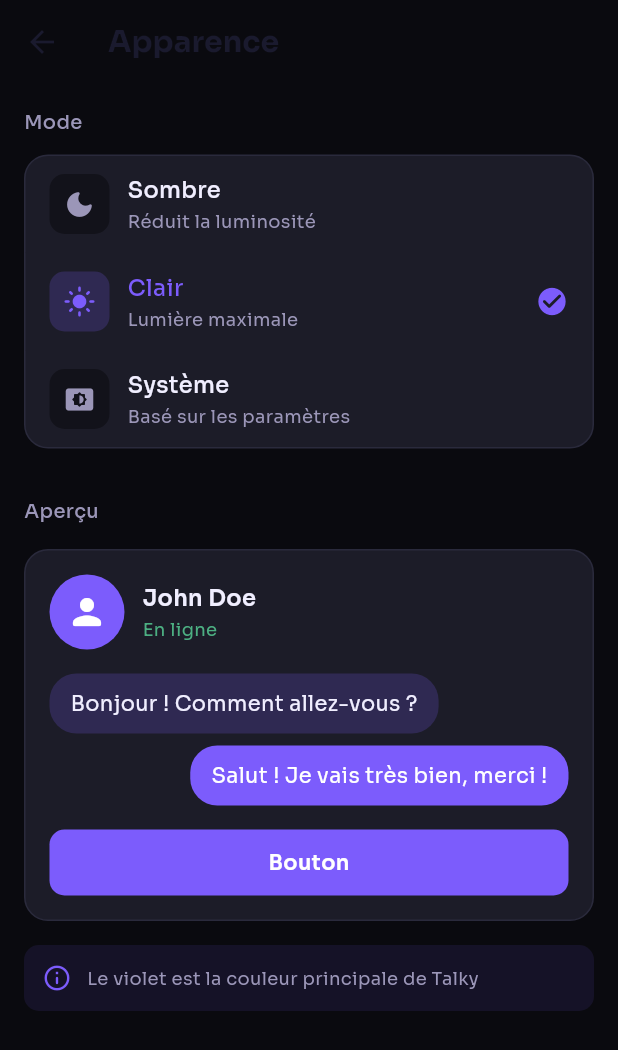
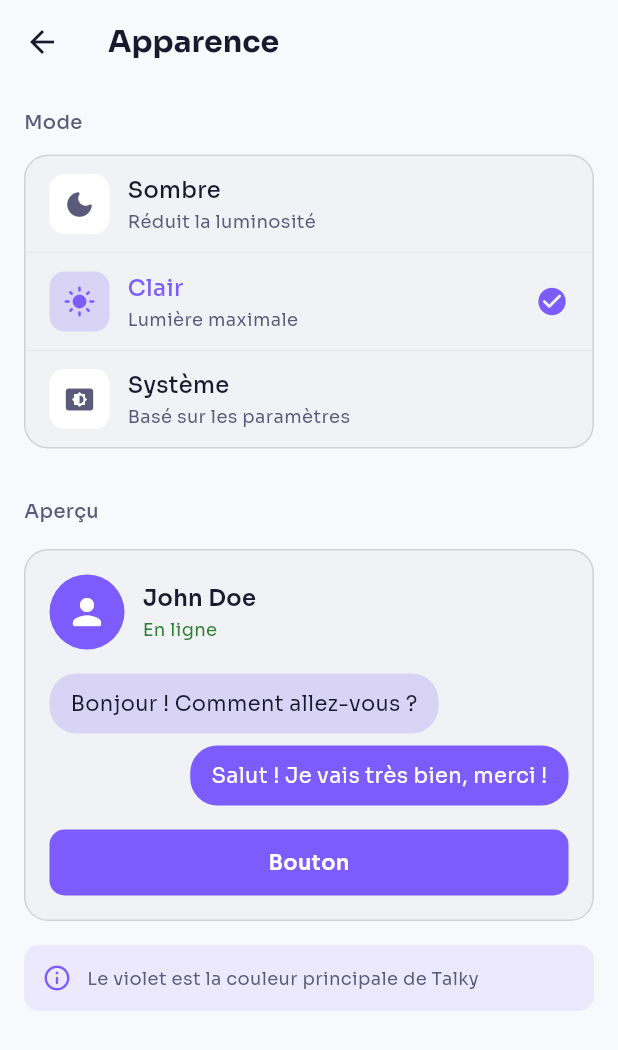
Before and after one commit to Chris-Manuelpipo/Talky, a Flutter app: the AppearanceSettingsScreen screen opened directly, on a phone screen of 412 x 824 dp. Shown: the top 1050 px of the screen. Run offline on Flutter 3.47's test engine with Material 3 defaults, Android fonts, the light colour scheme and no system bars; our stand-ins replace cached_network_image, cloud_firestore, firebase_auth, firebase_core, firebase_database, firebase_messaging and 11 more; missing offline and left inert: cloudinary_public, flutter_webrtc, record; accounts and stored records are empty.

Commit message:
Mode clair & sombre

```diff
--- a/lib/features/chat/presentation/conversations_screen.dart
+++ b/lib/features/chat/presentation/conversations_screen.dart
@@ -375,7 +375,7 @@ class _ConversationTile extends ConsumerWidget {
                             fontSize: 16,
                             fontWeight: unread > 0
                                 ? FontWeight.w700 : FontWeight.w500,
-                            color: AppColors.textPrimary,
+                            color: context.appThemeColors.textPrimary,
                           ),
                           maxLines: 1, overflow: TextOverflow.ellipsis,
                         ),
--- a/lib/features/profile/presentation/profile_setup_screen.dart
+++ b/lib/features/profile/presentation/profile_setup_screen.dart
@@ -128,7 +128,7 @@ class _ProfileSetupScreenState extends ConsumerState<ProfileSetupScreen> {
                 const SizedBox(height: 8),
 
                 Text(
-                  'Complétez votre profil pour que vos collègues puissent vous reconnaître.',
+                  'Complétez votre profil pour que vos connaissances puissent vous reconnaître.',
                   style: Theme.of(context).textTheme.bodyMedium?.copyWith(
                     color: AppColors.textSecondary, height: 1.5,
                   ),
--- a/lib/features/settings/presentation/appearance_settings_screen.dart
+++ b/lib/features/settings/presentation/appearance_settings_screen.dart
@@ -3,6 +3,7 @@
 import 'package:flutter/material.dart';
 import 'package:flutter_riverpod/flutter_riverpod.dart';
 import '../../../core/constants/app_colors.dart';
+import '../../../core/theme/app_colors_provider.dart';
 import '../../../core/constants/app_constants.dart';
 import '../data/settings_providers.dart';
 
@@ -14,10 +15,10 @@ class AppearanceSettingsScreen extends ConsumerWidget {
     final settings = ref.watch(settingsProvider);
 
     return Scaffold(
-      backgroundColor: AppColors.background,
+      backgroundColor: context.appThemeColors.background,
       appBar: AppBar(
-        backgroundColor: AppColors.background,
-        title: const Text(
+        backgroundColor: context.appThemeColors.background,
+        title: Text(
           'Apparence',
           style: TextStyle(fontWeight: FontWeight.w700, fontSize: 20),
         ),
@@ -26,20 +27,20 @@ class AppearanceSettingsScreen extends ConsumerWidget {
         padding: const EdgeInsets.all(16),
         children: [
           // Mode sombre / clair
-          const Text(
+          Text(
             'Mode',
             style: TextStyle(
-              color: AppColors.textSecondary,
+              color: context.appThemeColors.textSecondary,
               fontSize: 13,
               fontWeight: FontWeight.w500,
             ),
           ),
-          const SizedBox(height: 12),
+          SizedBox(height: 12),
           Container(
             decoration: BoxDecoration(
-              color: AppColors.surfaceVariant,
+              color: context.appThemeColors.surfaceVariant,
               borderRadius: BorderRadius.circular(AppConstants.borderRadius),
-              border: Border.all(color: AppColors.border),
+              border: Border.all(color: context.appThemeColors.border),
             ),
             child: Column(
               children: [
@@ -52,7 +53,7 @@ class AppearanceSettingsScreen extends ConsumerWidget {
                     ref.read(settingsProvider.notifier).setThemeMode(ThemeMode.dark);
                   },
                 ),
-                const Divider(height: 1, color: AppColors.divider),
+                Divider(height: 1, color: context.appThemeColors.divider),
                 _ThemeModeTile(
                   title: 'Clair',
                   subtitle: 'Lumière maximale',
@@ -62,7 +63,7 @@ class AppearanceSettingsScreen extends ConsumerWidget {
                     ref.read(settingsProvider.notifier).setThemeMode(ThemeMode.light);
                   },
                 ),
-                const Divider(height: 1, color: AppColors.divider),
+                Divider(height: 1, color: context.appThemeColors.divider),
                 _ThemeModeTile(
                   title: 'Système',
                   subtitle: 'Basé sur les paramètres',
@@ -76,24 +77,24 @@ class AppearanceSettingsScreen extends ConsumerWidget {
             ),
           ),
 
-          const SizedBox(height: 32),
+          SizedBox(height: 32),
 
           // Aperçu
-          const Text(
+          Text(
             'Aperçu',
             style: TextStyle(
-              color: AppColors.textSecondary,
+              color: context.appThemeColors.textSecondary,
               fontSize: 13,
               fontWeight: FontWeight.w500,
             ),
           ),
-          const SizedBox(height: 16),
+          SizedBox(height: 16),
           Container(
             padding: const EdgeInsets.all(16),
             decoration: BoxDecoration(
-              color: AppColors.surfaceVariant,
+              color: context.appThemeColors.surfaceVariant,
               borderRadius: BorderRadius.circular(AppConstants.borderRadius),
-              border: Border.all(color: AppColors.border),
+              border: Border.all(color: context.appThemeColors.border),
             ),
             child: Column(
               crossAxisAlignment: CrossAxisAlignment.start,
@@ -104,17 +105,17 @@ class AppearanceSettingsScreen extends ConsumerWidget {
                     Container(
                       width: 50,
                       height: 50,
-                      decoration: const BoxDecoration(
+                      decoration: BoxDecoration(
                         color: AppColors.primary,
                         shape: BoxShape.circle,
                       ),
-                      child: const Icon(
+                      child: Icon(
                         Icons.person_rounded,
                         color: Colors.white,
                         size: 28,
                       ),
                     ),
-                    const SizedBox(width: 12),
+                    SizedBox(width: 12),
                     Expanded(
                       child: Column(
                         crossAxisAlignment: CrossAxisAlignment.start,
@@ -122,16 +123,16 @@ class AppearanceSettingsScreen extends ConsumerWidget {
                           Text(
                             'John Doe',
                             style: TextStyle(
-                              color: AppColors.textPrimary,
+                              color: context.appThemeColors.textPrimary,
                               fontWeight: FontWeight.w600,
                               fontSize: 15,
                             ),
                           ),
-                          const SizedBox(height: 2),
+                          SizedBox(height: 2),
                           Text(
                             'En ligne',
                             style: TextStyle(
-                              color: AppColors.success,
+                              color: context.appThemeColors.success,
                               fontSize: 12,
                             ),
                           ),
@@ -140,7 +141,7 @@ class AppearanceSettingsScreen extends ConsumerWidget {
                     ),
                   ],
                 ),
-                const SizedBox(height: 16),
+                SizedBox(height: 16),
                 // Message bubble received
                 Align(
                   alignment: Alignment.centerLeft,
@@ -156,13 +157,13 @@ class AppearanceSettingsScreen extends ConsumerWidget {
                     child: Text(
                       'Bonjour ! Comment allez-vous ?',
                       style: TextStyle(
-                        color: AppColors.textPrimary,
+                        color: context.appThemeColors.textPrimary,
                         fontSize: 14,
                       ),
                     ),
                   ),
                 ),
-                const SizedBox(height: 8),
+                SizedBox(height: 8),
                 // Sent message
                 Align(
                   alignment: Alignment.centerRight,
@@ -175,7 +176,7 @@ class AppearanceSettingsScreen extends ConsumerWidget {
                       color: AppColors.primary,
                       borderRadius: BorderRadius.circular(18),
                     ),
-                    child: const Text(
+                    child: Text(
                       'Salut ! Je vais très bien, merci !',
                       style: TextStyle(
                         color: Colors.white,
@@ -184,7 +185,7 @@ class AppearanceSettingsScreen extends ConsumerWidget {
                     ),
                   ),
                 ),
-                const SizedBox(height: 16),
+                SizedBox(height: 16),
                 // Button preview
                 Container(
                   width: double.infinity,
@@ -207,7 +208,7 @@ class AppearanceSettingsScreen extends ConsumerWidget {
             ),
           ),
 
-          const SizedBox(height: 16),
+          SizedBox(height: 16),
 
           // Info
           Container(
@@ -223,12 +224,12 @@ class AppearanceSettingsScreen extends ConsumerWidget {
                   color: AppColors.primary,
                   size: 20,
                 ),
-                const SizedBox(width: 10),
+                SizedBox(width: 10),
                 Expanded(
                   child: Text(
                     'Le violet est la couleur principale de Talky',
                     style: TextStyle(
-                      color: AppColors.textSecondary,
+                      color: context.appThemeColors.textSecondary,
                       fontSize: 12,
                     ),
                   ),
@@ -273,16 +274,16 @@ class _ThemeModeTile extends StatelessWidget {
                 decoration: BoxDecoration(
                   color: isSelected
                       ? AppColors.primary.withValues(alpha: 0.2)
-                      : AppColors.surface,
+                      : context.appThemeColors.surface,
                   borderRadius: BorderRadius.circular(10),
                 ),
                 child: Icon(
                   icon,
-                  color: isSelected ? AppColors.primary : AppColors.textSecondary,
+                  color: isSelected ? AppColors.primary : context.appThemeColors.textSecondary,
                   size: 22,
                 ),
               ),
-              const SizedBox(width: 12),
+              SizedBox(width: 12),
               Expanded(
                 child: Column(
                   crossAxisAlignment: CrossAxisAlignment.start,
@@ -292,22 +293,22 @@ class _ThemeModeTile extends StatelessWidget {
                       style: TextStyle(
                         fontSize: 15,
                         fontWeight: FontWeight.w500,
-                        color: isSelected ? AppColors.primary : AppColors.textPrimary,
+                        color: isSelected ? AppColors.primary : context.appThemeColors.textPrimary,
                       ),
                     ),
-                    const SizedBox(height: 2),
+                    SizedBox(height: 2),
                     Text(
                       subtitle,
-                      style: const TextStyle(
+                      style: TextStyle(
                         fontSize: 12,
-                        color: AppColors.textSecondary,
+                        color: context.appThemeColors.textSecondary,
                       ),
                     ),
                   ],
                 ),
               ),
               if (isSelected)
-                const Icon(
+                Icon(
                   Icons.check_circle_rounded,
                   color: AppColors.primary,
                   size: 22,
```
Also changed, not shown: lib/features/calls/presentation/call_screen.dart (+6 -5 lines), lib/features/calls/presentation/calls_screen.dart (+20 -19 lines), lib/features/calls/presentation/incoming_call_screen.dart (+10 -9 lines), lib/features/chat/presentation/chat_details_screen.dart (+51 -50 lines), lib/features/chat/presentation/chat_screen.dart (+63 -63 lines), lib/features/chat/presentation/new_chat_screen.dart (+49 -48 lines), lib/features/groups/presentation/groups_screen.dart (+12 -12 lines), lib/features/status/presentation/add_status_screen.dart (+19 -18 lines), lib/features/status/presentation/status_screen.dart (+32 -31 lines), lib/features/status/presentation/status_viewer_screen.dart (+16 -15 lines), lib/features/status/presentation/widgets/status_ring.dart (+6 -5 lines), lib/features/settings/presentation/settings_screen.dart (line endings or trailing spaces).
